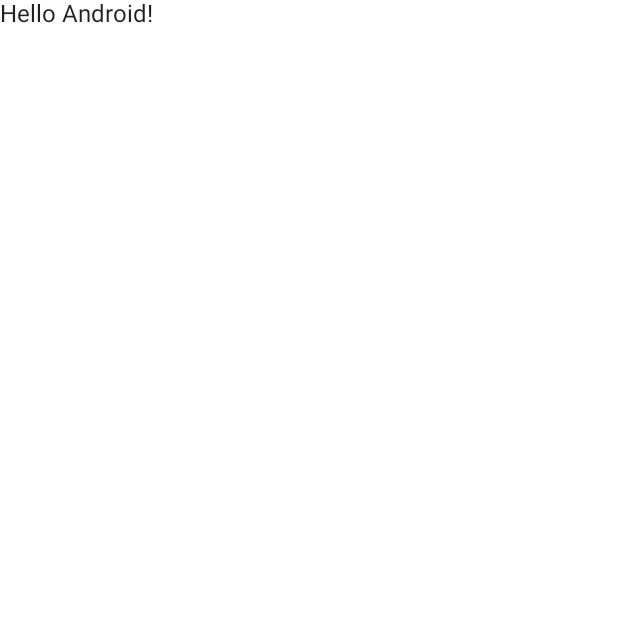
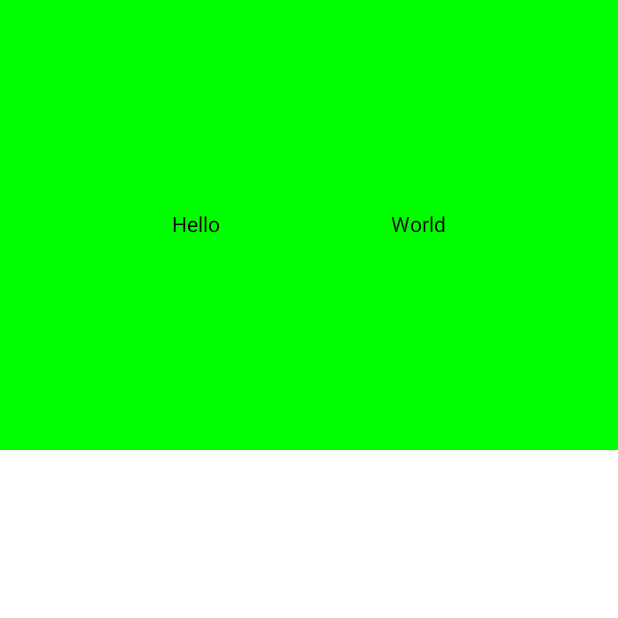
Before and after one commit to hanselgunawan/jetpack-compose, an Android app built with Jetpack Compose: the screen it shows after launch (MainActivity), on a phone screen of 412 x 824 dp, the top half of it. Before the commit the part shown is almost empty. Run offline under Robolectric (Android 15) with nearby library versions, the phone set to English and light mode, and no system bars.

Commit message:
Row & Column - Jetpack Compose

```diff
--- a/app/src/main/java/com/example/jetpackcompose/MainActivity.kt
+++ b/app/src/main/java/com/example/jetpackcompose/MainActivity.kt
@@ -3,36 +3,32 @@ package com.example.jetpackcompose
 import android.os.Bundle
 import androidx.activity.ComponentActivity
 import androidx.activity.compose.setContent
-import androidx.compose.material.MaterialTheme
-import androidx.compose.material.Surface
+import androidx.compose.foundation.background
+import androidx.compose.foundation.layout.Arrangement
+import androidx.compose.foundation.layout.Row
+import androidx.compose.foundation.layout.fillMaxWidth
+import androidx.compose.foundation.layout.height
 import androidx.compose.material.Text
-import androidx.compose.runtime.Composable
-import androidx.compose.ui.tooling.preview.Preview
-import com.example.jetpackcompose.ui.theme.JetpackComposeTheme
+import androidx.compose.ui.Alignment
+import androidx.compose.ui.Modifier
+import androidx.compose.ui.graphics.Color
+import androidx.compose.ui.unit.dp
 
 class MainActivity : ComponentActivity() {
     override fun onCreate(savedInstanceState: Bundle?) {
         super.onCreate(savedInstanceState)
         setContent {
-            JetpackComposeTheme {
-                // A surface container using the 'background' color from the theme
-                Surface(color = MaterialTheme.colors.background) {
-                    Greeting("Android")
-                }
+            Row (
+                modifier = Modifier
+                    .fillMaxWidth()
+                    .height(300.dp)
+                    .background(Color.Green),
+                verticalAlignment = Alignment.CenterVertically,
+                horizontalArrangement = Arrangement.SpaceEvenly
+            ) {
+                Text(text = "Hello")
+                Text(text = "World")
             }
         }
     }
 }
-
-@Composable
-fun Greeting(name: String) {
-    Text(text = "Hello $name!")
-}
-
-@Preview(showBackground = true)
-@Composable
-fun DefaultPreview() {
-    JetpackComposeTheme {
-        Greeting("Android")
-    }
-}
```
